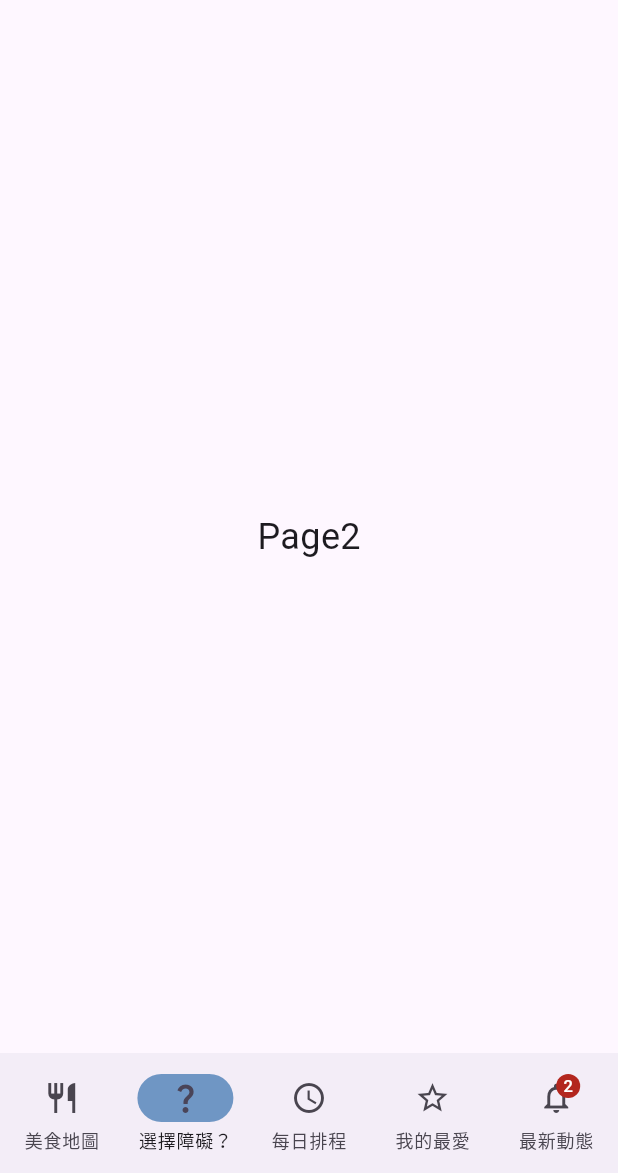
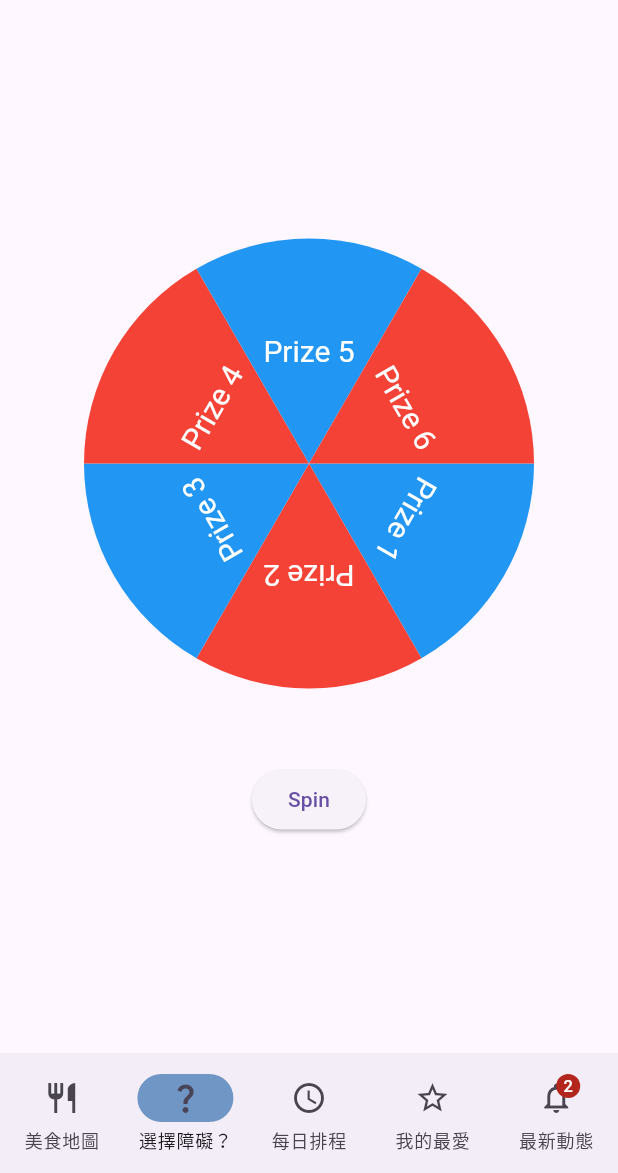
Before and after one commit to UniEater/UniEater, a Flutter app: the screen it shows after launch, item 2 of the bottom bar chosen, on a phone screen of 412 x 824 dp, the part 63-1236 px from its top. Run offline on Flutter 3.47's test engine with Material 3 defaults, Android fonts, the light colour scheme and no system bars; our stand-ins replace google_maps_flutter.

Commit message:
Add SpinWheel to page2

```diff
--- a/lib/page2.dart
+++ b/lib/page2.dart
@@ -1,13 +1,140 @@
 import 'package:flutter/material.dart';
+import 'dart:math';
 
 class Page2 extends StatelessWidget {
   @override
   Widget build(BuildContext context) {
-    return const Center(
-      child: Text(
-        'Page2',
-        style: TextStyle(fontSize: 24),
+    return Scaffold(
+      body: SpinWheel(),
+    );
+  }
+}
+
+class SpinWheel extends StatefulWidget {
+  @override
+  _SpinWheelState createState() => _SpinWheelState();
+}
+
+class _SpinWheelState extends State<SpinWheel> with SingleTickerProviderStateMixin {
+  late AnimationController _controller;
+  late Animation<double> _animation;
+  final List<String> _sectors = [
+    "Prize 1",
+    "Prize 2",
+    "Prize 3",
+    "Prize 4",
+    "Prize 5",
+    "Prize 6",
+  ];
+
+  @override
+  void initState() {
+    super.initState();
+    _controller = AnimationController(
+      duration: const Duration(seconds: 4),
+      vsync: this,
+    );
+
+    _animation = Tween<double>(begin: 0, end: 6 * pi)
+        .animate(CurvedAnimation(parent: _controller, curve: Curves.easeOut))
+      ..addStatusListener((status) {
+        if (status == AnimationStatus.completed) {
+          setState(() {});
+        }
+      });
+  }
+
+  @override
+  void dispose() {
+    _controller.dispose();
+    super.dispose();
+  }
+
+  void _spinWheel() {
+    _controller.reset();
+    _controller.forward();
+  }
+
+  @override
+  Widget build(BuildContext context) {
+    return Center(
+      child: Column(
+        mainAxisAlignment: MainAxisAlignment.center,
+        children: [
+          AnimatedBuilder(
+            animation: _animation,
+            builder: (context, child) {
+              return Transform.rotate(
+                angle: _animation.value,
+                child: child,
+              );
+            },
+            child: CustomPaint(
+              size: Size(300, 300),
+              painter: WheelPainter(_sectors),
+            ),
+          ),
+          SizedBox(height: 50),
+          ElevatedButton(
+            onPressed: _spinWheel,
+            child: Text('Spin'),
+          ),
+        ],
       ),
     );
   }
 }
+
+class WheelPainter extends CustomPainter {
+  final List<String> sectors;
+  WheelPainter(this.sectors);
+
+  @override
+  void paint(Canvas canvas, Size size) {
+    final paint = Paint()..style = PaintingStyle.fill;
+    final textPainter = TextPainter(
+      textAlign: TextAlign.center,
+      textDirection: TextDirection.ltr,
+    );
+
+    final double radius = size.width / 2;
+    final center = Offset(radius, radius);
+    final double anglePerSector = (2 * pi) / sectors.length;
+
+    for (int i = 0; i < sectors.length; i++) {
+      paint.color = i.isEven ? Colors.blue : Colors.red;
+      final startAngle = i * anglePerSector;
+      final sweepAngle = anglePerSector;
+
+      canvas.drawArc(
+        Rect.fromCircle(center: center, radius: radius),
+        startAngle,
+        sweepAngle,
+        true,
+        paint,
+      );
+
+      final sectorLabel = sectors[i];
+      final textAngle = startAngle + anglePerSector / 2;
+      final labelX = center.dx + (radius / 2) * cos(textAngle);
+      final labelY = center.dy + (radius / 2) * sin(textAngle);
+
+      textPainter.text = TextSpan(
+        text: sectorLabel,
+        style: TextStyle(color: Colors.white, fontSize: 20),
+      );
+
+      textPainter.layout();
+      canvas.save();
+      canvas.translate(labelX, labelY);
+      canvas.rotate(textAngle + pi / 2);
+      textPainter.paint(canvas, Offset(-textPainter.width / 2, -textPainter.height / 2));
+      canvas.restore();
+    }
+  }
+
+  @override
+  bool shouldRepaint(CustomPainter oldDelegate) {
+    return false;
+  }
+}
```
